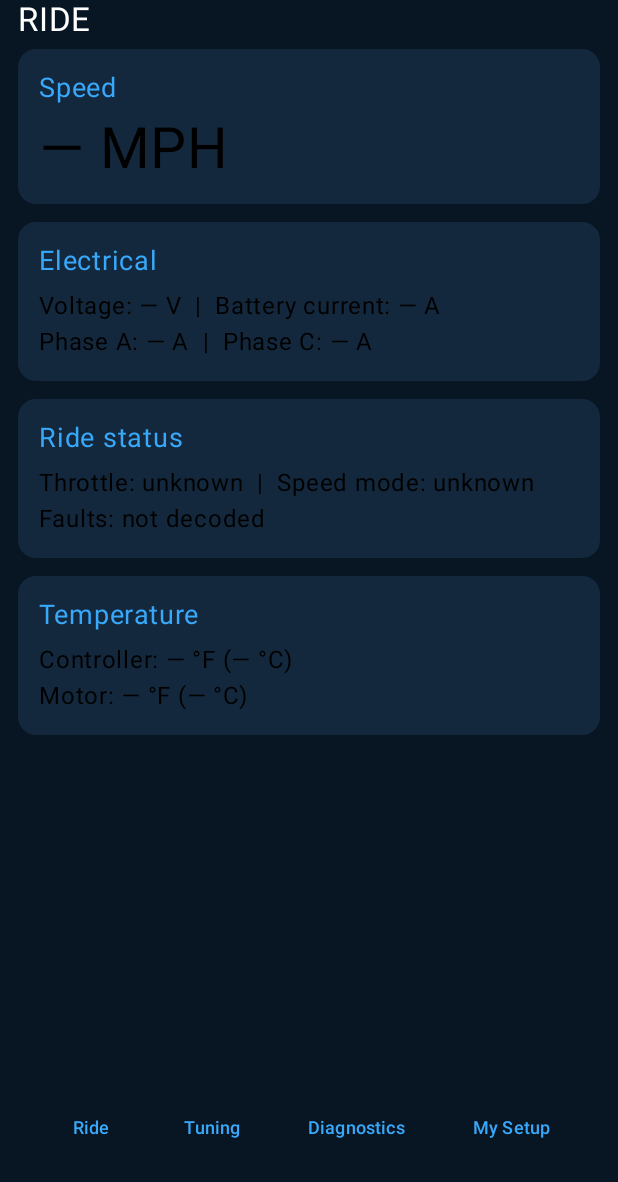
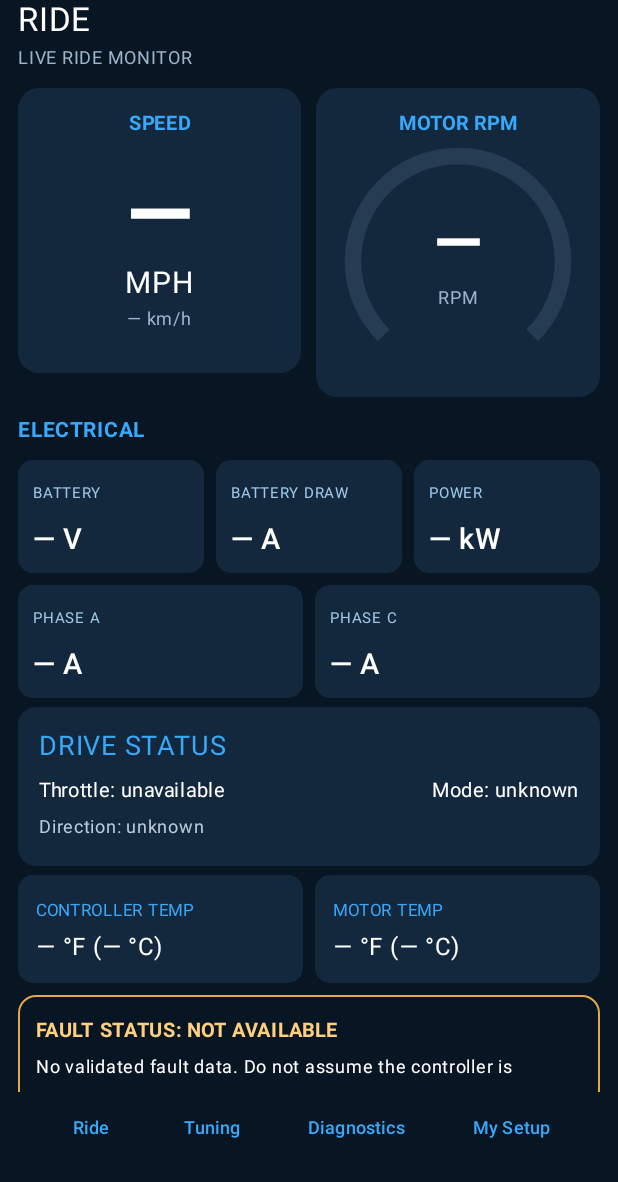
Before and after one commit to marshalllmitchell-cmd/FarDriver-Control01, an Android app built with Jetpack Compose: the screen it shows after launch (MainActivity), on a phone screen of 412 x 824 dp, the part 54-1236 px from its top. Run offline under Robolectric (Android 15) with nearby library versions, the phone set to English and light mode, and no system bars.

Commit message:
Update MainActivity.kt

```diff
--- a/app/src/main/java/com/fardriver/control/MainActivity.kt
+++ b/app/src/main/java/com/fardriver/control/MainActivity.kt
@@ -9,6 +9,8 @@ import androidx.activity.compose.setContent
 import androidx.activity.compose.rememberLauncherForActivityResult
 import androidx.activity.result.contract.ActivityResultContracts
 import androidx.compose.foundation.background
+import androidx.compose.foundation.Canvas
+import androidx.compose.foundation.border
 import androidx.compose.foundation.layout.*
 import androidx.compose.foundation.lazy.LazyColumn
 import androidx.compose.foundation.shape.RoundedCornerShape
@@ -17,9 +19,12 @@ import androidx.compose.runtime.*
 import androidx.compose.ui.Alignment
 import androidx.compose.ui.Modifier
 import androidx.compose.ui.graphics.Color
+import androidx.compose.ui.graphics.drawscope.Stroke
 import androidx.compose.ui.platform.LocalConfiguration
 import androidx.compose.ui.unit.dp
 import androidx.compose.ui.unit.sp
+import androidx.compose.ui.text.font.FontWeight
+import androidx.compose.ui.text.style.TextAlign
 
 private val navy = Color(0xFF081522)
 private val panel = Color(0xFF14283D)
@@ -90,12 +95,7 @@ private fun AppUi(status: String, frames: Int, lastFrame: String, scan: () -> Un
                     item {
                         Text(page.uppercase(), color = Color.White, fontSize = 22.sp)
                         when (page) {
-                            "Ride" -> {
-                                Section("Speed") { Text("— MPH", fontSize = 38.sp) }
-                                Section("Electrical") { Text("Voltage: — V  |  Battery current: — A\nPhase A: — A  |  Phase C: — A") }
-                                Section("Ride status") { Text("Throttle: unknown  |  Speed mode: unknown\nFaults: not decoded") }
-                                Section("Temperature") { Text("Controller: — °F (— °C)\nMotor: — °F (— °C)") }
-                            }
+                            "Ride" -> RideDashboard(status)
                             "Tuning" -> {
                                 Text("Offline UI demonstration. Sliders are NOT controller settings.", color = Color(0xFFFFD17A))
                                 listOf("Battery current", "Phase current", "Speed mode 1", "Speed mode 2", "Speed mode 3", "Regeneration").forEach { label ->
@@ -140,6 +140,85 @@ private fun Section(title: String, content: @Composable ColumnScope.() -> Unit)
     Column(Modifier.fillMaxWidth().padding(vertical = 6.dp).background(panel, RoundedCornerShape(12.dp)).padding(14.dp)) {
         Text(title, color = accent, fontSize = 18.sp)
         Spacer(Modifier.height(6.dp))
-        content()
+        CompositionLocalProvider(LocalContentColor provides Color.White) { content() }
     }
 }
+
+
+/** Read-only dashboard: placeholders until telemetry and fault decoders are verified. */
+@Composable
+private fun RideDashboard(connection: String) {
+    val connected = connection.startsWith("Connected", ignoreCase = true)
+    Text("LIVE RIDE MONITOR", color = Color(0xFF9CB5CD), fontSize = 12.sp)
+    Spacer(Modifier.height(8.dp))
+    Row(Modifier.fillMaxWidth(), horizontalArrangement = Arrangement.spacedBy(10.dp)) {
+        Column(Modifier.weight(1f).background(panel, RoundedCornerShape(14.dp)).padding(12.dp), horizontalAlignment = Alignment.CenterHorizontally) {
+            Text("SPEED", color = accent, fontSize = 13.sp, fontWeight = FontWeight.Bold)
+            Spacer(Modifier.height(14.dp))
+            Text("—", color = Color.White, fontSize = 58.sp, fontWeight = FontWeight.Bold)
+            Text("MPH", color = Color.White, fontSize = 20.sp)
+            Text("— km/h", color = Color(0xFF9CB5CD), fontSize = 12.sp)
+            Spacer(Modifier.height(12.dp))
+        }
+        Column(Modifier.weight(1f).background(panel, RoundedCornerShape(14.dp)).padding(12.dp), horizontalAlignment = Alignment.CenterHorizontally) {
+            Text("MOTOR RPM", color = accent, fontSize = 13.sp, fontWeight = FontWeight.Bold)
+            Box(Modifier.fillMaxWidth().height(158.dp), contentAlignment = Alignment.Center) {
+                Canvas(Modifier.size(140.dp)) {
+                    val stroke = 11.dp.toPx()
+                    drawArc(color = Color(0xFF263C52), startAngle = 135f, sweepAngle = 270f, useCenter = false, style = Stroke(stroke))
+                    // Unlit arc is intentional: no controller RPM has been decoded.
+                }
+                Column(horizontalAlignment = Alignment.CenterHorizontally) {
+                    Text("—", color = Color.White, fontSize = 42.sp, fontWeight = FontWeight.Bold)
+                    Text("RPM", color = Color(0xFF9CB5CD), fontSize = 12.sp)
+                }
+            }
+        }
+    }
+    Spacer(Modifier.height(10.dp))
+    Text("ELECTRICAL", color = accent, fontSize = 14.sp, fontWeight = FontWeight.Bold)
+    Row(horizontalArrangement = Arrangement.spacedBy(8.dp)) {
+        RideMetric("BATTERY", "—", "V", Modifier.weight(1f))
+        RideMetric("BATTERY DRAW", "—", "A", Modifier.weight(1f))
+        RideMetric("POWER", "—", "kW", Modifier.weight(1f))
+    }
+    Row(horizontalArrangement = Arrangement.spacedBy(8.dp)) {
+        RideMetric("PHASE A", "—", "A", Modifier.weight(1f))
+        RideMetric("PHASE C", "—", "A", Modifier.weight(1f))
+    }
+    Section("DRIVE STATUS") {
+        Row(Modifier.fillMaxWidth(), horizontalArrangement = Arrangement.SpaceBetween) {
+            Text("Throttle: unavailable", color = Color.White, fontSize = 13.sp)
+            Text("Mode: unknown", color = Color.White, fontSize = 13.sp)
+        }
+        Text("Direction: unknown", color = Color(0xFFB9CBDB), fontSize = 12.sp)
+    }
+    Row(horizontalArrangement = Arrangement.spacedBy(8.dp)) {
+        TemperatureTile("CONTROLLER", Modifier.weight(1f))
+        TemperatureTile("MOTOR", Modifier.weight(1f))
+    }
+    Spacer(Modifier.height(8.dp))
+    Column(Modifier.fillMaxWidth().border(1.dp, Color(0xFFE3A74C), RoundedCornerShape(12.dp)).padding(12.dp)) {
+        Text("FAULT STATUS: NOT AVAILABLE", color = Color(0xFFFFCF80), fontWeight = FontWeight.Bold, fontSize = 13.sp)
+        Text("No validated fault data. Do not assume the controller is fault-free.", color = Color.White, fontSize = 12.sp)
+    }
+    Spacer(Modifier.height(8.dp))
+    Text(if (connected) "BLE connected. Telemetry decoding pending validation." else "DISCONNECTED • Live measurements unavailable", color = Color(0xFFFFCF80), fontSize = 12.sp)
+}
+
+@Composable
+private fun RideMetric(label: String, value: String, unit: String, modifier: Modifier = Modifier) {
+    Column(modifier.padding(top = 8.dp).background(panel, RoundedCornerShape(10.dp)).padding(10.dp)) {
+        Text(label, color = Color(0xFF9EC7E8), fontSize = 10.sp, maxLines = 2)
+        Spacer(Modifier.height(7.dp))
+        Text("$value $unit", color = Color.White, fontSize = 19.sp, fontWeight = FontWeight.SemiBold)
+    }
+}
+
+@Composable
+private fun TemperatureTile(label: String, modifier: Modifier = Modifier) {
+    Column(modifier.background(panel, RoundedCornerShape(10.dp)).padding(12.dp)) {
+        Text("$label TEMP", color = accent, fontSize = 11.sp)
+        Text("— °F (— °C)", color = Color.White, fontSize = 16.sp)
+    }
+}
```
